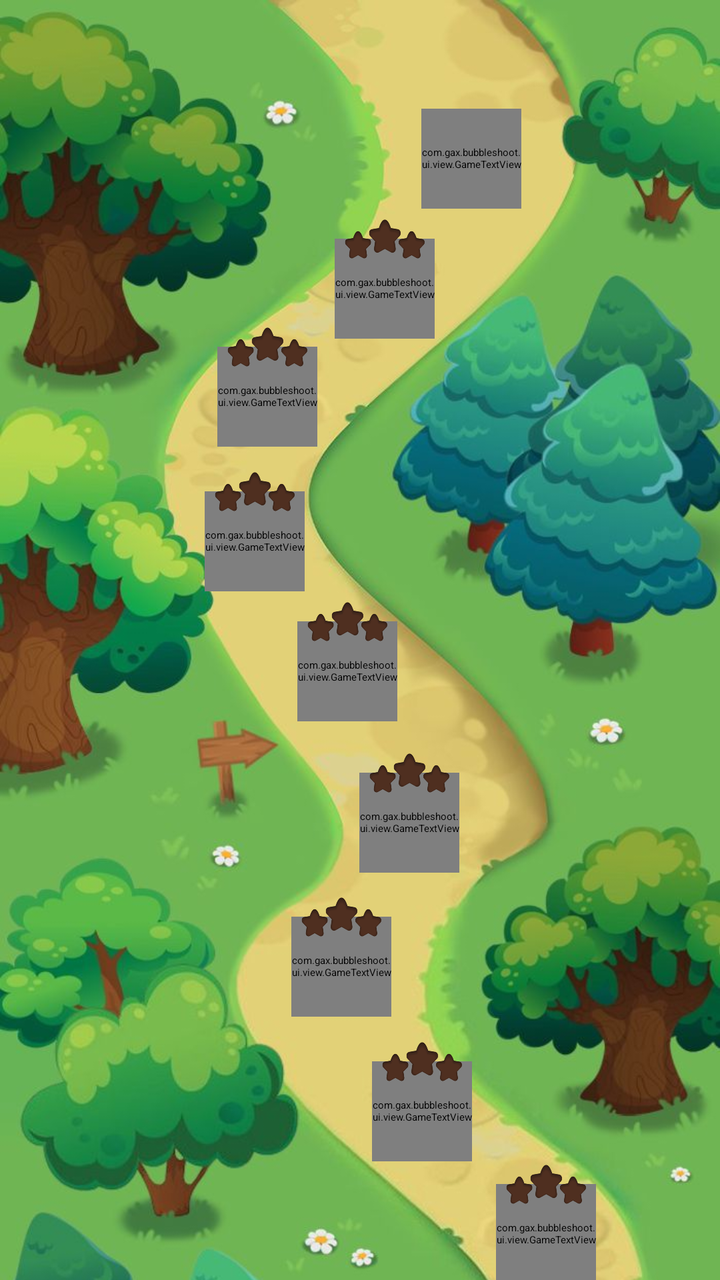
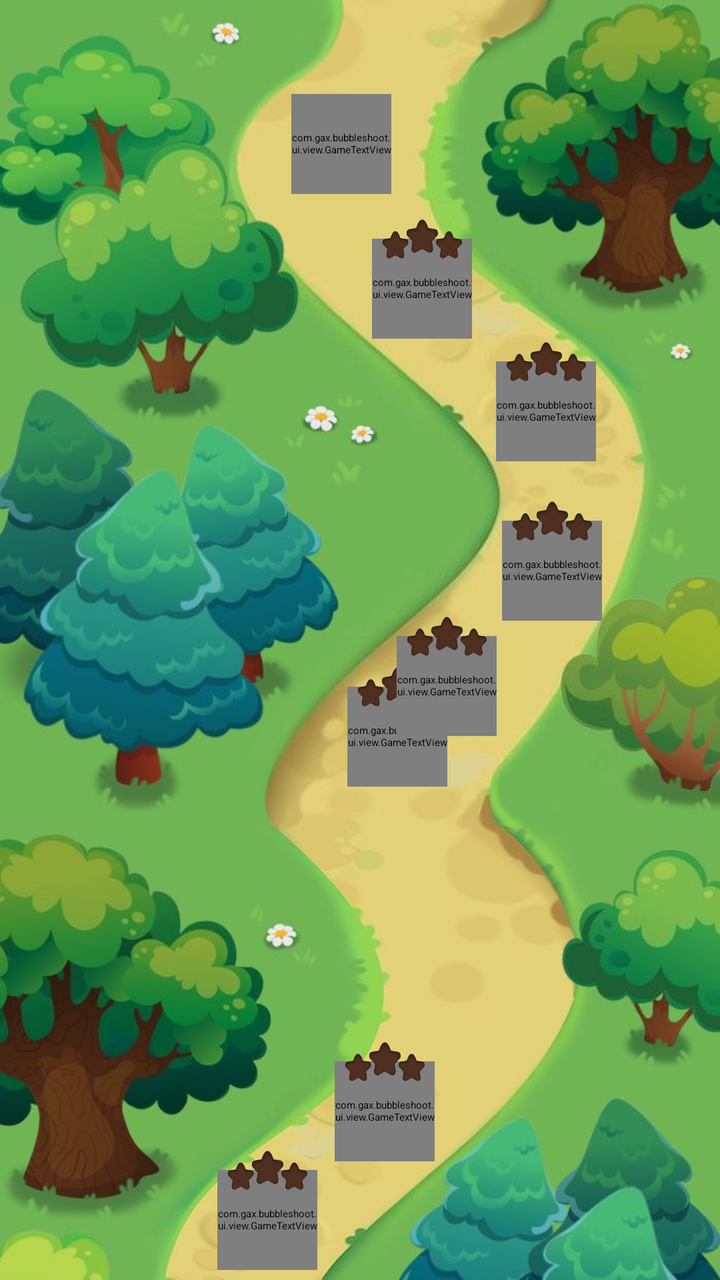

Before-and-after screenshots of an Android layout around one commit, followed by the original layout XML and the change that was made.
<!-- AndroidManifest.xml: application theme Theme.App.Starting -->
<!-- res/layout/view_map_level.xml -->
<?xml version="1.0" encoding="utf-8"?>
<ScrollView
    xmlns:android="http://schemas.android.com/apk/res/android"
    xmlns:app="http://schemas.android.com/apk/res-auto"
    xmlns:tools="http://schemas.android.com/tools"
    android:id="@+id/layout_map"
    android:layout_width="match_parent"
    android:layout_height="match_parent"
    android:layout_marginTop="@dimen/image_state_height"
    tools:ignore="ContentDescription">

    <androidx.constraintlayout.widget.ConstraintLayout
        android:layout_width="match_parent"
        android:layout_height="wrap_content">

        <ImageView
            android:id="@+id/image_map_01"
            android:layout_width="0dp"
            android:layout_height="0dp"
            android:background="@drawable/map_01"
            app:layout_constraintBottom_toBottomOf="parent"
            app:layout_constraintDimensionRatio="7:8"
            app:layout_constraintEnd_toEndOf="parent"
            app:layout_constraintStart_toStartOf="parent" />

        <ImageView
            android:id="@+id/image_map_02"
            android:layout_width="0dp"
            android:layout_height="0dp"
            android:background="@drawable/map_02"
            app:layout_constraintBottom_toTopOf="@id/image_map_01"
            app:layout_constraintDimensionRatio="7:8"
            app:layout_constraintEnd_toEndOf="parent"
            app:layout_constraintStart_toStartOf="parent" />

        <ImageView
            android:id="@+id/image_map_03"
            android:layout_width="0dp"
            android:layout_height="0dp"
            android:background="@drawable/map_03"
            app:layout_constraintBottom_toTopOf="@id/image_map_02"
            app:layout_constraintDimensionRatio="7:8"
            app:layout_constraintEnd_toEndOf="parent"
            app:layout_constraintStart_toStartOf="parent" />

        <com.gax.bubbleshoot.ui.view.GameTextView
            android:id="@+id/btn_level_previous"
            android:layout_width="@dimen/btn_level_width"
            android:layout_height="@dimen/btn_level_width"
            android:background="@drawable/btn_level"
            app:fontFamily="@font/baloo"
            android:gravity="center"
            android:textColor="@color/brown"
            android:textSize="@dimen/txt_dialog_size"
            android:textStyle="bold"
            app:layout_constraintBottom_toBottomOf="@id/image_map_01"
            app:layout_constraintEnd_toEndOf="parent"
            app:layout_constraintHorizontal_bias="0.5"
            app:layout_constraintStart_toStartOf="parent"
            app:layout_constraintTop_toTopOf="@id/image_map_01"
            app:layout_constraintVertical_bias="0.85" />

        <com.gax.bubbleshoot.ui.view.GameTextView
            android:id="@+id/btn_level_1"
            android:layout_width="@dimen/btn_level_width"
            android:layout_height="@dimen/btn_level_width"
            android:background="@drawable/btn_level"
            app:fontFamily="@font/baloo"
            android:gravity="center"
            android:text="1"
            android:textColor="@color/brown"
            android:textSize="@dimen/txt_level_size"
            android:textStyle="bold"
            app:layout_constraintBottom_toBottomOf="@id/image_map_01"
            app:layout_constraintEnd_toEndOf="parent"
            app:layout_constraintHorizontal_bias="0.33"
            app:layout_constraintStart_toStartOf="parent"
            app:layout_constraintTop_toTopOf="@id/image_map_01"
            app:layout_constraintVertical_bias="0.67" />

        <ImageView
            android:id="@+id/image_level_star_1"
            android:layout_width="@dimen/image_level_star_width"
            android:layout_height="0dp"
            android:src="@drawable/star_set_bg"
            app:layout_constraintBottom_toTopOf="@+id/btn_level_1"
            app:layout_constraintDimensionRatio="2:1"
            app:layout_constraintEnd_toEndOf="@id/btn_level_1"
            app:layout_constraintStart_toStartOf="@id/btn_level_1"
            app:layout_constraintTop_toTopOf="@id/btn_level_1" />

        <com.gax.bubbleshoot.ui.view.GameTextView
            android:id="@+id/btn_level_2"
            android:layout_width="@dimen/btn_level_width"
            android:layout_height="@dimen/btn_level_width"
            android:background="@drawable/btn_level"
            app:fontFamily="@font/baloo"
            android:gravity="center"
            android:text="2"
            android:textColor="@color/brown"
            android:textSize="@dimen/txt_level_size"
            android:textStyle="bold"
            app:layout_constraintBottom_toBottomOf="@id/image_map_01"
            app:layout_constraintEnd_toEndOf="parent"
            app:layout_constraintHorizontal_bias="0.37"
            app:layout_constraintStart_toStartOf="parent"
            app:layout_constraintTop_toTopOf="@id/image_map_01"
            app:layout_constraintVertical_bias="0.45" />

        <ImageView
            android:id="@+id/image_level_star_2"
            android:layout_width="@dimen/image_level_star_width"
            android:layout_height="0dp"
            android:src="@drawable/star_set_bg"
            app:layout_constraintBottom_toTopOf="@+id/btn_level_2"
            app:layout_constraintDimensionRatio="2:1"
            app:layout_constraintEnd_toEndOf="@id/btn_level_2"
            app:layout_constraintStart_toStartOf="@id/btn_level_2"
            app:layout_constraintTop_toTopOf="@id/btn_level_2" />

        <com.gax.bubbleshoot.ui.view.GameTextView
            android:id="@+id/btn_level_3"
            android:layout_width="@dimen/btn_level_width"
            android:layout_height="@dimen/btn_level_width"
            android:background="@drawable/btn_level"
            app:fontFamily="@font/baloo"
            android:gravity="center"
            android:text="3"
            android:textColor="@color/brown"
            android:textSize="@dimen/txt_level_size"
            android:textStyle="bold"
            app:layout_constraintBottom_toBottomOf="@id/image_map_01"
            app:layout_constraintEnd_toEndOf="parent"
            app:layout_constraintHorizontal_bias="0.58"
            app:layout_constraintStart_toStartOf="parent"
            app:layout_constraintTop_toTopOf="@id/image_map_01"
            app:layout_constraintVertical_bias="0.3" />

        <ImageView
            android:id="@+id/image_level_star_3"
            android:layout_width="@dimen/image_level_star_width"
            android:layout_height="0dp"
            android:src="@drawable/star_set_bg"
            app:layout_constraintBottom_toTopOf="@+id/btn_level_3"
            app:layout_constraintDimensionRatio="2:1"
            app:layout_constraintEnd_toEndOf="@id/btn_level_3"
            app:layout_constraintStart_toStartOf="@id/btn_level_3"
            app:layout_constraintTop_toTopOf="@id/btn_level_3" />

        <com.gax.bubbleshoot.ui.view.GameTextView
            android:id="@+id/btn_level_4"
            android:layout_width="@dimen/btn_level_width"
            android:layout_height="@dimen/btn_level_width"
            android:background="@drawable/btn_level"
            app:fontFamily="@font/baloo"
            android:gravity="center"
            android:text="4"
            android:textColor="@color/brown"
            android:textSize="@dimen/txt_level_size"
            android:textStyle="bold"
            app:layout_constraintBottom_toBottomOf="@id/image_map_01"
            app:layout_constraintEnd_toEndOf="parent"
            app:layout_constraintHorizontal_bias="0.7"
            app:layout_constraintStart_toStartOf="parent"
            app:layout_constraintTop_toTopOf="@id/image_map_01"
            app:layout_constraintVertical_bias="0.12" />

        <ImageView
            android:id="@+id/image_level_star_4"
            android:layout_width="@dimen/image_level_star_width"
            android:layout_height="0dp"
            android:src="@drawable/star_set_bg"
            app:layout_constraintBottom_toTopOf="@+id/btn_level_4"
            app:layout_constraintDimensionRatio="2:1"
            app:layout_constraintEnd_toEndOf="@id/btn_level_4"
            app:layout_constraintStart_toStartOf="@id/btn_level_4"
            app:layout_constraintTop_toTopOf="@id/btn_level_4" />

        <com.gax.bubbleshoot.ui.view.GameTextView
            android:id="@+id/btn_level_5"
            android:layout_width="@dimen/btn_level_width"
            android:layout_height="@dimen/btn_level_width"
            android:background="@drawable/btn_level"
            app:fontFamily="@font/baloo"
            android:gravity="center"
            android:text="5"
            android:textColor="@color/brown"
            android:textSize="@dimen/txt_level_size"
            android:textStyle="bold"
            app:layout_constraintBottom_toBottomOf="@id/image_map_01"
            app:layout_constraintEnd_toEndOf="parent"
            app:layout_constraintHorizontal_bias="0.56"
            app:layout_constraintStart_toStartOf="parent"
            app:layout_constraintTop_toTopOf="@id/image_map_02" />

        <ImageView
            android:id="@+id/image_level_star_5"
            android:layout_width="@dimen/image_level_star_width"
            android:layout_height="0dp"
            android:src="@drawable/star_set_bg"
            app:layout_constraintBottom_toTopOf="@+id/btn_level_5"
            app:layout_constraintDimensionRatio="2:1"
            app:layout_constraintEnd_toEndOf="@id/btn_level_5"
            app:layout_constraintStart_toStartOf="@id/btn_level_5"
            app:layout_constraintTop_toTopOf="@id/btn_level_5" />

        <com.gax.bubbleshoot.ui.view.GameTextView
            android:id="@+id/btn_level_6"
            android:layout_width="@dimen/btn_level_width"
            android:layout_height="@dimen/btn_level_width"
            android:background="@drawable/btn_level"
            app:fontFamily="@font/baloo"
            android:gravity="center"
            android:text="6"
            android:textColor="@color/brown"
            android:textSize="@dimen/txt_level_size"
            android:textStyle="bold"
            app:layout_constraintBottom_toBottomOf="@id/image_map_02"
            app:layout_constraintEnd_toEndOf="parent"
            app:layout_constraintHorizontal_bias="0.64"
            app:layout_constraintStart_toStartOf="parent"
            app:layout_constraintTop_toTopOf="@id/image_map_02"
            app:layout_constraintVertical_bias="0.88" />

        <ImageView
            android:id="@+id/image_level_star_6"
            android:layout_width="@dimen/image_level_star_width"
            android:layout_height="0dp"
            android:src="@drawable/star_set_bg"
            app:layout_constraintBottom_toTopOf="@+id/btn_level_6"
            app:layout_constraintDimensionRatio="2:1"
            app:layout_constraintEnd_toEndOf="@id/btn_level_6"
            app:layout_constraintStart_toStartOf="@id/btn_level_6"
            app:layout_constraintTop_toTopOf="@id/btn_level_6" />

        <com.gax.bubbleshoot.ui.view.GameTextView
            android:id="@+id/btn_level_7"
            android:layout_width="@dimen/btn_level_width"
            android:layout_height="@dimen/btn_level_width"
            android:background="@drawable/btn_level"
            app:fontFamily="@font/baloo"
            android:gravity="center"
            android:text="7"
            android:textColor="@color/brown"
            android:textSize="@dimen/txt_level_size"
            android:textStyle="bold"
            app:layout_constraintBottom_toBottomOf="@id/image_map_02"
            app:layout_constraintEnd_toEndOf="parent"
            app:layout_constraintHorizontal_bias="0.81"
            app:layout_constraintStart_toStartOf="parent"
            app:layout_constraintTop_toTopOf="@id/image_map_02"
            app:layout_constraintVertical_bias="0.72" />

        <ImageView
            android:id="@+id/image_level_star_7"
            android:layout_width="@dimen/image_level_star_width"
            android:layout_height="0dp"
            android:src="@drawable/star_set_bg"
            app:layout_constraintBottom_toTopOf="@+id/btn_level_7"
            app:layout_constraintDimensionRatio="2:1"
            app:layout_constraintEnd_toEndOf="@id/btn_level_7"
            app:layout_constraintStart_toStartOf="@id/btn_level_7"
            app:layout_constraintTop_toTopOf="@id/btn_level_7" />

        <com.gax.bubbleshoot.ui.view.GameTextView
            android:id="@+id/btn_level_8"
            android:layout_width="@dimen/btn_level_width"
            android:layout_height="@dimen/btn_level_width"
            android:background="@drawable/btn_level"
            app:fontFamily="@font/baloo"
            android:gravity="center"
            android:text="8"
            android:textColor="@color/brown"
            android:textSize="@dimen/txt_level_size"
            android:textStyle="bold"
            app:layout_constraintBottom_toBottomOf="@id/image_map_02"
            app:layout_constraintEnd_toEndOf="parent"
            app:layout_constraintHorizontal_bias="0.8"
            app:layout_constraintStart_toStartOf="parent"
            app:layout_constraintTop_toTopOf="@id/image_map_02"
            app:layout_constraintVertical_bias="0.5" />

        <ImageView
            android:id="@+id/image_level_star_8"
            android:layout_width="@dimen/image_level_star_width"
            android:layout_height="0dp"
            android:src="@drawable/star_set_bg"
            app:layout_constraintBottom_toTopOf="@+id/btn_level_8"
            app:layout_constraintDimensionRatio="2:1"
            app:layout_constraintEnd_toEndOf="@id/btn_level_8"
            app:layout_constraintStart_toStartOf="@id/btn_level_8"
            app:layout_constraintTop_toTopOf="@id/btn_level_8" />

        <com.gax.bubbleshoot.ui.view.GameTextView
            android:id="@+id/btn_level_9"
            android:layout_width="@dimen/btn_level_width"
            android:layout_height="@dimen/btn_level_width"
            android:background="@drawable/btn_level"
            app:fontFamily="@font/baloo"
            android:gravity="center"
            android:text="9"
            android:textColor="@color/brown"
            android:textSize="@dimen/txt_level_size"
            android:textStyle="bold"
            app:layout_constraintBottom_toBottomOf="@id/image_map_02"
            app:layout_constraintEnd_toEndOf="parent"
            app:layout_constraintHorizontal_bias="0.6"
            app:layout_constraintStart_toStartOf="parent"
            app:layout_constraintTop_toTopOf="@id/image_map_02"
            app:layout_constraintVertical_bias="0.33" />

        <ImageView
            android:id="@+id/image_level_star_9"
            android:layout_width="@dimen/image_level_star_width"
            android:layout_height="0dp"
            android:src="@drawable/star_set_bg"
            app:layout_constraintBottom_toTopOf="@+id/btn_level_9"
            app:layout_constraintDimensionRatio="2:1"
            app:layout_constraintEnd_toEndOf="@id/btn_level_9"
            app:layout_constraintStart_toStartOf="@id/btn_level_9"
            app:layout_constraintTop_toTopOf="@id/btn_level_9" />

        <com.gax.bubbleshoot.ui.view.GameTextView
            android:id="@+id/btn_level_10"
            android:layout_width="@dimen/btn_level_width"
            android:layout_height="@dimen/btn_level_width"
            android:background="@drawable/btn_level"
            app:fontFamily="@font/baloo"
            android:gravity="center"
            android:text="10"
            android:textColor="@color/brown"
            android:textSize="@dimen/txt_level_size"
            android:textStyle="bold"
            app:layout_constraintBottom_toBottomOf="@id/image_map_02"
            app:layout_constraintEnd_toEndOf="parent"
            app:layout_constraintHorizontal_bias="0.47"
            app:layout_constraintStart_toStartOf="parent"
            app:layout_constraintTop_toTopOf="@id/image_map_02"
            app:layout_constraintVertical_bias="0.13" />

        <ImageView
            android:id="@+id/image_level_star_10"
            android:layout_width="@dimen/image_level_star_width"
            android:layout_height="0dp"
            android:src="@drawable/star_set_bg"
            app:layout_constraintBottom_toTopOf="@+id/btn_level_10"
            app:layout_constraintDimensionRatio="2:1"
            app:layout_constraintEnd_toEndOf="@id/btn_level_10"
            app:layout_constraintStart_toStartOf="@id/btn_level_10"
            app:layout_constraintTop_toTopOf="@id/btn_level_10" />

        <com.gax.bubbleshoot.ui.view.GameTextView
            android:id="@+id/btn_level_11"
            android:layout_width="@dimen/btn_level_width"
            android:layout_height="@dimen/btn_level_width"
            android:background="@drawable/btn_level"
            app:fontFamily="@font/baloo"
            android:gravity="center"
            android:text="11"
            android:textColor="@color/brown"
            android:textSize="@dimen/txt_level_size"
            android:textStyle="bold"
            app:layout_constraintBottom_toBottomOf="@id/image_map_02"
            app:layout_constraintEnd_toEndOf="parent"
            app:layout_constraintHorizontal_bias="0.58"
            app:layout_constraintStart_toStartOf="parent"
            app:layout_constraintTop_toTopOf="@id/image_map_03" />

        <ImageView
            android:id="@+id/image_level_star_11"
            android:layout_width="@dimen/image_level_star_width"
            android:layout_height="0dp"
            android:src="@drawable/star_set_bg"
            app:layout_constraintBottom_toTopOf="@+id/btn_level_11"
            app:layout_constraintDimensionRatio="2:1"
            app:layout_constraintEnd_toEndOf="@id/btn_level_11"
            app:layout_constraintStart_toStartOf="@id/btn_level_11"
            app:layout_constraintTop_toTopOf="@id/btn_level_11" />

        <com.gax.bubbleshoot.ui.view.GameTextView
            android:id="@+id/btn_level_12"
            android:layout_width="@dimen/btn_level_width"
            android:layout_height="@dimen/btn_level_width"
            android:background="@drawable/btn_level"
            app:fontFamily="@font/baloo"
            android:gravity="center"
            android:text="12"
            android:textColor="@color/brown"
            android:textSize="@dimen/txt_level_size"
            android:textStyle="bold"
            app:layout_constraintBottom_toBottomOf="@id/image_map_03"
            app:layout_constraintEnd_toEndOf="parent"
            app:layout_constraintHorizontal_bias="0.48"
            app:layout_constraintStart_toStartOf="parent"
            app:layout_constraintTop_toTopOf="@id/image_map_03"
            app:layout_constraintVertical_bias="0.86" />

        <ImageView
            android:id="@+id/image_level_star_12"
            android:layout_width="@dimen/image_level_star_width"
            android:layout_height="0dp"
            android:src="@drawable/star_set_bg"
            app:layout_constraintBottom_toTopOf="@+id/btn_level_12"
            app:layout_constraintDimensionRatio="2:1"
            app:layout_constraintEnd_toEndOf="@id/btn_level_12"
            app:layout_constraintStart_toStartOf="@id/btn_level_12"
            app:layout_constraintTop_toTopOf="@id/btn_level_12" />

        <com.gax.bubbleshoot.ui.view.GameTextView
            android:id="@+id/btn_level_13"
            android:layout_width="@dimen/btn_level_width"
            android:layout_height="@dimen/btn_level_width"
            android:background="@drawable/btn_level"
            app:fontFamily="@font/baloo"
            android:gravity="center"
            android:text="13"
            android:textColor="@color/brown"
            android:textSize="@dimen/txt_level_size"
            android:textStyle="bold"
            app:layout_constraintBottom_toBottomOf="@id/image_map_03"
            app:layout_constraintEnd_toEndOf="parent"
            app:layout_constraintHorizontal_bias="0.33"
            app:layout_constraintStart_toStartOf="parent"
            app:layout_constraintTop_toTopOf="@id/image_map_03"
            app:layout_constraintVertical_bias="0.68" />

        <ImageView
            android:id="@+id/image_level_star_13"
            android:layout_width="@dimen/image_level_star_width"
            android:layout_height="0dp"
            android:src="@drawable/star_set_bg"
            app:layout_constraintBottom_toTopOf="@+id/btn_level_13"
            app:layout_constraintDimensionRatio="2:1"
            app:layout_constraintEnd_toEndOf="@id/btn_level_13"
            app:layout_constraintStart_toStartOf="@id/btn_level_13"
            app:layout_constraintTop_toTopOf="@id/btn_level_13" />

        <com.gax.bubbleshoot.ui.view.GameTextView
            android:id="@+id/btn_level_14"
            android:layout_width="@dimen/btn_level_width"
            android:layout_height="@dimen/btn_level_width"
            android:background="@drawable/btn_level"
            app:fontFamily="@font/baloo"
            android:gravity="center"
            android:text="14"
            android:textColor="@color/brown"
            android:textSize="@dimen/txt_level_size"
            android:textStyle="bold"
            app:layout_constraintBottom_toBottomOf="@id/image_map_03"
            app:layout_constraintEnd_toEndOf="parent"
            app:layout_constraintHorizontal_bias="0.35"
            app:layout_constraintStart_toStartOf="parent"
            app:layout_constraintTop_toTopOf="@id/image_map_03"
            app:layout_constraintVertical_bias="0.48" />

        <ImageView
            android:id="@+id/image_level_star_14"
            android:layout_width="@dimen/image_level_star_width"
            android:layout_height="0dp"
            android:src="@drawable/star_set_bg"
            app:layout_constraintBottom_toTopOf="@+id/btn_level_14"
            app:layout_constraintDimensionRatio="2:1"
            app:layout_constraintEnd_toEndOf="@id/btn_level_14"
            app:layout_constraintStart_toStartOf="@id/btn_level_14"
            app:layout_constraintTop_toTopOf="@id/btn_level_14" />

        <com.gax.bubbleshoot.ui.view.GameTextView
            android:id="@+id/btn_level_15"
            android:layout_width="@dimen/btn_level_width"
            android:layout_height="@dimen/btn_level_width"
            android:background="@drawable/btn_level"
            app:fontFamily="@font/baloo"
            android:gravity="center"
            android:text="15"
            android:textColor="@color/brown"
            android:textSize="@dimen/txt_level_size"
            android:textStyle="bold"
            app:layout_constraintBottom_toBottomOf="@id/image_map_03"
            app:layout_constraintEnd_toEndOf="parent"
            app:layout_constraintHorizontal_bias="0.54"
            app:layout_constraintStart_toStartOf="parent"
            app:layout_constraintTop_toTopOf="@id/image_map_03"
            app:layout_constraintVertical_bias="0.33" />

        <ImageView
            android:id="@+id/image_level_star_15"
            android:layout_width="@dimen/image_level_star_width"
            android:layout_height="0dp"
            android:src="@drawable/star_set_bg"
            app:layout_constraintBottom_toTopOf="@+id/btn_level_15"
            app:layout_constraintDimensionRatio="2:1"
            app:layout_constraintEnd_toEndOf="@id/btn_level_15"
            app:layout_constraintStart_toStartOf="@id/btn_level_15"
            app:layout_constraintTop_toTopOf="@id/btn_level_15" />

        <com.gax.bubbleshoot.ui.view.GameTextView
            android:id="@+id/btn_level_next"
            android:layout_width="@dimen/btn_level_width"
            android:layout_height="@dimen/btn_level_width"
            android:background="@drawable/btn_level"
            app:fontFamily="@font/baloo"
            android:gravity="center"
            android:textColor="@color/brown"
            android:textSize="@dimen/txt_dialog_size"
            android:textStyle="bold"
            app:layout_constraintBottom_toBottomOf="@id/image_map_03"
            app:layout_constraintEnd_toEndOf="parent"
            app:layout_constraintHorizontal_bias="0.68"
            app:layout_constraintStart_toStartOf="parent"
            app:layout_constraintTop_toTopOf="@id/image_map_03"
            app:layout_constraintVertical_bias="0.15" />

    </androidx.constraintlayout.widget.ConstraintLayout>

</ScrollView>
<!-- resources referenced by this layout -->
<resources>
  <color name="brown">#4E342E</color>
  <dimen name="btn_level_width">50dp</dimen>
  <dimen name="image_level_star_width">40dp</dimen>
  <dimen name="image_state_height">70dp</dimen>
  <dimen name="txt_dialog_size">35sp</dimen>
  <dimen name="txt_level_size">22sp</dimen>
  <!-- drawable btn_level: webp bitmap (drawable, 43540 bytes) -->
  <!-- drawable map_01: jpg bitmap (drawable, 57787 bytes) -->
  <!-- drawable map_02: jpg bitmap (drawable, 56582 bytes) -->
  <!-- drawable map_03: jpg bitmap (drawable, 57944 bytes) -->
  <!-- drawable star_set_bg: webp bitmap (drawable, 21894 bytes) -->
  <style name="Theme.App.Starting" parent="Theme.SplashScreen">
          <item name="windowSplashScreenBackground">@android:color/white</item>
          
          <item name="windowSplashScreenAnimatedIcon">@drawable/logo_splash</item>
          <item name="postSplashScreenTheme">@style/Theme.AnimalsPop</item>
      </style>
  <!-- drawable logo_splash: webp bitmap (drawable, 46124 bytes) -->
  <style name="Theme.AnimalsPop" parent="Theme.MaterialComponents.DayNight.NoActionBar">
          
          <item name="colorPrimary">@color/purple_500</item>
          <item name="colorPrimaryVariant">@color/purple_700</item>
          <item name="colorOnPrimary">@color/white</item>
          
          <item name="colorSecondary">@color/teal_200</item>
          <item name="colorSecondaryVariant">@color/teal_700</item>
          <item name="colorOnSecondary">@color/black</item>
          
          <item name="android:statusBarColor" tools:targetApi="l">?attr/colorPrimaryVariant</item>
          
      </style>
  <color name="purple_500">#FF6200EE</color>
  <color name="purple_700">#FF3700B3</color>
  <color name="white">#FFFFFFFF</color>
  <color name="teal_200">#FF03DAC5</color>
  <color name="teal_700">#FF018786</color>
  <color name="black">#FF000000</color>
</resources>

<!-- the commit's change to res/layout/view_map_level.xml (unified diff, before → after) -->
@@ -34,6 +34,16 @@
             app:layout_constraintStart_toStartOf="parent" />
 
         <ImageView
+            android:id="@+id/image_map_04"
+            android:layout_width="0dp"
+            android:layout_height="0dp"
+            android:background="@drawable/map_02"
+            app:layout_constraintBottom_toTopOf="@id/image_map_03"
+            app:layout_constraintDimensionRatio="7:8"
+            app:layout_constraintEnd_toEndOf="parent"
+            app:layout_constraintStart_toStartOf="parent" />
+
+        <ImageView
             android:id="@+id/image_map_03"
             android:layout_width="0dp"
             android:layout_height="0dp"
@@ -494,6 +504,151 @@
             app:layout_constraintTop_toTopOf="@id/btn_level_15" />
 
         <com.gax.bubbleshoot.ui.view.GameTextView
+            android:id="@+id/btn_level_16"
+            android:layout_width="@dimen/btn_level_width"
+            android:layout_height="@dimen/btn_level_width"
+            android:background="@drawable/btn_level"
+            app:fontFamily="@font/baloo"
+            android:gravity="center"
+            android:text="16"
+            android:textColor="@color/brown"
+            android:textSize="@dimen/txt_level_size"
+            android:textStyle="bold"
+            app:layout_constraintBottom_toBottomOf="@id/image_map_04"
+            app:layout_constraintEnd_toEndOf="parent"
+            app:layout_constraintHorizontal_bias="0.56"
+            app:layout_constraintStart_toStartOf="parent"
+            app:layout_constraintTop_toTopOf="@id/image_map_04"
+            app:layout_constraintVertical_bias="0.95" />
+
+        <ImageView
+            android:id="@+id/image_level_star_16"
+            android:layout_width="@dimen/image_level_star_width"
+            android:layout_height="0dp"
+            android:src="@drawable/star_set_bg"
+            app:layout_constraintBottom_toTopOf="@+id/btn_level_16"
+            app:layout_constraintDimensionRatio="2:1"
+            app:layout_constraintEnd_toEndOf="@id/btn_level_16"
+            app:layout_constraintStart_toStartOf="@id/btn_level_16"
+            app:layout_constraintTop_toTopOf="@id/btn_level_16" />
+
+        <com.gax.bubbleshoot.ui.view.GameTextView
+            android:id="@+id/btn_level_17"
+            android:layout_width="@dimen/btn_level_width"
+            android:layout_height="@dimen/btn_level_width"
+            android:background="@drawable/btn_level"
+            app:fontFamily="@font/baloo"
+            android:gravity="center"
+            android:text="17"
+            android:textColor="@color/brown"
+            android:textSize="@dimen/txt_level_size"
+            android:textStyle="bold"
+            app:layout_constraintBottom_toBottomOf="@id/image_map_04"
+            app:layout_constraintEnd_toEndOf="parent"
+            app:layout_constraintHorizontal_bias="0.64"
+            app:layout_constraintStart_toStartOf="parent"
+            app:layout_constraintTop_toTopOf="@id/image_map_04"
+            app:layout_constraintVertical_bias="0.88" />
+
+        <ImageView
+            android:id="@+id/image_level_star_17"
+            android:layout_width="@dimen/image_level_star_width"
+            android:layout_height="0dp"
+            android:src="@drawable/star_set_bg"
+            app:layout_constraintBottom_toTopOf="@+id/btn_level_17"
+            app:layout_constraintDimensionRatio="2:1"
+            app:layout_constraintEnd_toEndOf="@id/btn_level_17"
+            app:layout_constraintStart_toStartOf="@id/btn_level_17"
+            app:layout_constraintTop_toTopOf="@id/btn_level_17" />
+
+        <com.gax.bubbleshoot.ui.view.GameTextView
+            android:id="@+id/btn_level_18"
+            android:layout_width="@dimen/btn_level_width"
+            android:layout_height="@dimen/btn_level_width"
+            android:background="@drawable/btn_level"
+            app:fontFamily="@font/baloo"
+            android:gravity="center"
+            android:text="18"
+            android:textColor="@color/brown"
+            android:textSize="@dimen/txt_level_size"
+            android:textStyle="bold"
+            app:layout_constraintBottom_toBottomOf="@id/image_map_04"
+            app:layout_constraintEnd_toEndOf="parent"
+            app:layout_constraintHorizontal_bias="0.81"
+            app:layout_constraintStart_toStartOf="parent"
+            app:layout_constraintTop_toTopOf="@id/image_map_04"
+            app:layout_constraintVertical_bias="0.72" />
+
+        <ImageView
+            android:id="@+id/image_level_star_18"
+            android:layout_width="@dimen/image_level_star_width"
+            android:layout_height="0dp"
+            android:src="@drawable/star_set_bg"
+            app:layout_constraintBottom_toTopOf="@+id/btn_level_18"
+            app:layout_constraintDimensionRatio="2:1"
+            app:layout_constraintEnd_toEndOf="@id/btn_level_18"
+            app:layout_constraintStart_toStartOf="@id/btn_level_18"
+            app:layout_constraintTop_toTopOf="@id/btn_level_18" />
+
+        <com.gax.bubbleshoot.ui.view.GameTextView
+            android:id="@+id/btn_level_19"
+            android:layout_width="@dimen/btn_level_width"
+            android:layout_height="@dimen/btn_level_width"
+            android:background="@drawable/btn_level"
+            app:fontFamily="@font/baloo"
+            android:gravity="center"
+            android:text="19"
+            android:textColor="@color/brown"
+            android:textSize="@dimen/txt_level_size"
+            android:textStyle="bold"
+            app:layout_constraintBottom_toBottomOf="@id/image_map_04"
+            app:layout_constraintEnd_toEndOf="parent"
+            app:layout_constraintHorizontal_bias="0.80"
+            app:layout_constraintStart_toStartOf="parent"
+            app:layout_constraintTop_toTopOf="@id/image_map_04"
+            app:layout_constraintVertical_bias="0.50" />
+
+        <ImageView
+            android:id="@+id/image_level_star_19"
+            android:layout_width="@dimen/image_level_star_width"
+            android:layout_height="0dp"
+            android:src="@drawable/star_set_bg"
+            app:layout_constraintBottom_toTopOf="@+id/btn_level_19"
+            app:layout_constraintDimensionRatio="2:1"
+            app:layout_constraintEnd_toEndOf="@id/btn_level_19"
+            app:layout_constraintStart_toStartOf="@id/btn_level_19"
+            app:layout_constraintTop_toTopOf="@id/btn_level_19" />
+
+        <com.gax.bubbleshoot.ui.view.GameTextView
+            android:id="@+id/btn_level_20"
+            android:layout_width="@dimen/btn_level_width"
+            android:layout_height="@dimen/btn_level_width"
+            android:background="@drawable/btn_level"
+            app:fontFamily="@font/baloo"
+            android:gravity="center"
+            android:text="20"
+            android:textColor="@color/brown"
+            android:textSize="@dimen/txt_level_size"
+            android:textStyle="bold"
+            app:layout_constraintBottom_toBottomOf="@id/image_map_04"
+            app:layout_constraintEnd_toEndOf="parent"
+            app:layout_constraintHorizontal_bias="0.60"
+            app:layout_constraintStart_toStartOf="parent"
+            app:layout_constraintTop_toTopOf="@id/image_map_04"
+            app:layout_constraintVertical_bias="0.33" />
+
+        <ImageView
+            android:id="@+id/image_level_star_20"
+            android:layout_width="@dimen/image_level_star_width"
+            android:layout_height="0dp"
+            android:src="@drawable/star_set_bg"
+            app:layout_constraintBottom_toTopOf="@+id/btn_level_20"
+            app:layout_constraintDimensionRatio="2:1"
+            app:layout_constraintEnd_toEndOf="@id/btn_level_20"
+            app:layout_constraintStart_toStartOf="@id/btn_level_20"
+            app:layout_constraintTop_toTopOf="@id/btn_level_20" />
+
+        <com.gax.bubbleshoot.ui.view.GameTextView
             android:id="@+id/btn_level_next"
             android:layout_width="@dimen/btn_level_width"
             android:layout_height="@dimen/btn_level_width"
@@ -503,12 +658,12 @@
             android:textColor="@color/brown"
             android:textSize="@dimen/txt_dialog_size"
             android:textStyle="bold"
-            app:layout_constraintBottom_toBottomOf="@id/image_map_03"
-            app:layout_constraintEnd_toEndOf="parent"
-            app:layout_constraintHorizontal_bias="0.68"
-            app:layout_constraintStart_toStartOf="parent"
-            app:layout_constraintTop_toTopOf="@id/image_map_03"
-            app:layout_constraintVertical_bias="0.15" />
+            app:layout_constraintBottom_toBottomOf="@id/image_map_04"
+            app:layout_constraintEnd_toEndOf="parent"
+            app:layout_constraintHorizontal_bias="0.47"
+            app:layout_constraintStart_toStartOf="parent"
+            app:layout_constraintTop_toTopOf="@id/image_map_04"
+            app:layout_constraintVertical_bias="0.13" />
 
     </androidx.constraintlayout.widget.ConstraintLayout>
 
